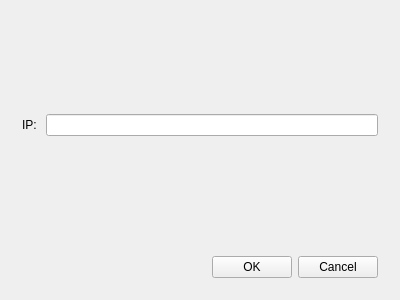
This is SourceCode/socketwindow.ui in hominsu/ComplexionDetector as Qt 5 draws it before an edit. The edited form follows.
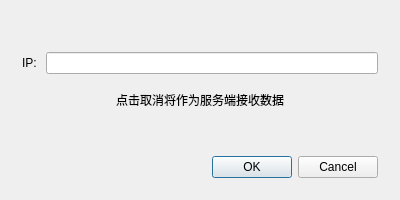
This is the edited form.

Diff of the .ui file:
```diff
--- a/SourceCode/socketwindow.ui
+++ b/SourceCode/socketwindow.ui
@@ -1,13 +1,13 @@
 <?xml version="1.0" encoding="UTF-8"?>
 <ui version="4.0">
  <class>SocketWindow</class>
- <widget class="QWidget" name="SocketWindow">
+ <widget class="QDialog" name="SocketWindow">
   <property name="geometry">
    <rect>
     <x>0</x>
     <y>0</y>
     <width>400</width>
-    <height>300</height>
+    <height>200</height>
    </rect>
   </property>
   <property name="windowTitle">
@@ -43,6 +43,35 @@
      </layout>
     </widget>
    </item>
+   <item>
+    <spacer name="verticalSpacer_3">
+     <property name="orientation">
+      <enum>Qt::Vertical</enum>
+     </property>
+     <property name="sizeHint" stdset="0">
+      <size>
+       <width>20</width>
+       <height>2</height>
+      </size>
+     </property>
+    </spacer>
+   </item>
+   <item>
+    <widget class="QLabel" name="label_2">
+     <property name="font">
+      <font>
+       <weight>50</weight>
+       <bold>false</bold>
+      </font>
+     </property>
+     <property name="text">
+      <string>点击取消将作为服务端接收数据</string>
+     </property>
+     <property name="alignment">
+      <set>Qt::AlignCenter</set>
+     </property>
+    </widget>
+   </item>
    <item>
     <spacer name="verticalSpacer">
      <property name="orientation">
```
Left out of the diff: 4 changed lines with no effect on the pictures.
